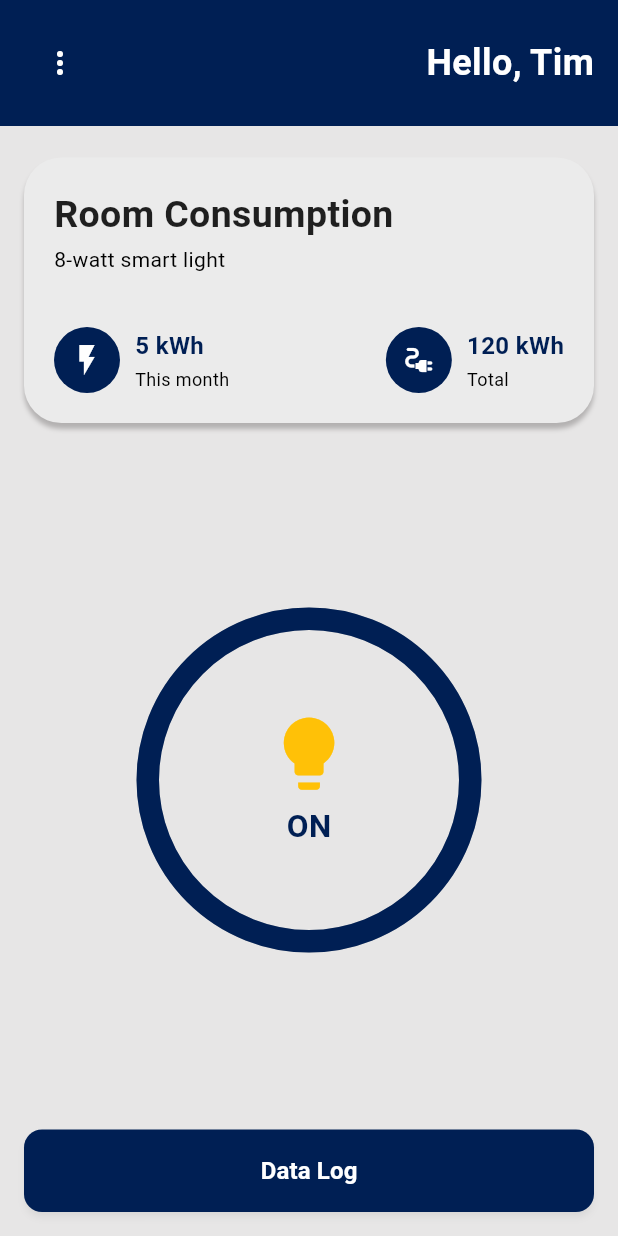
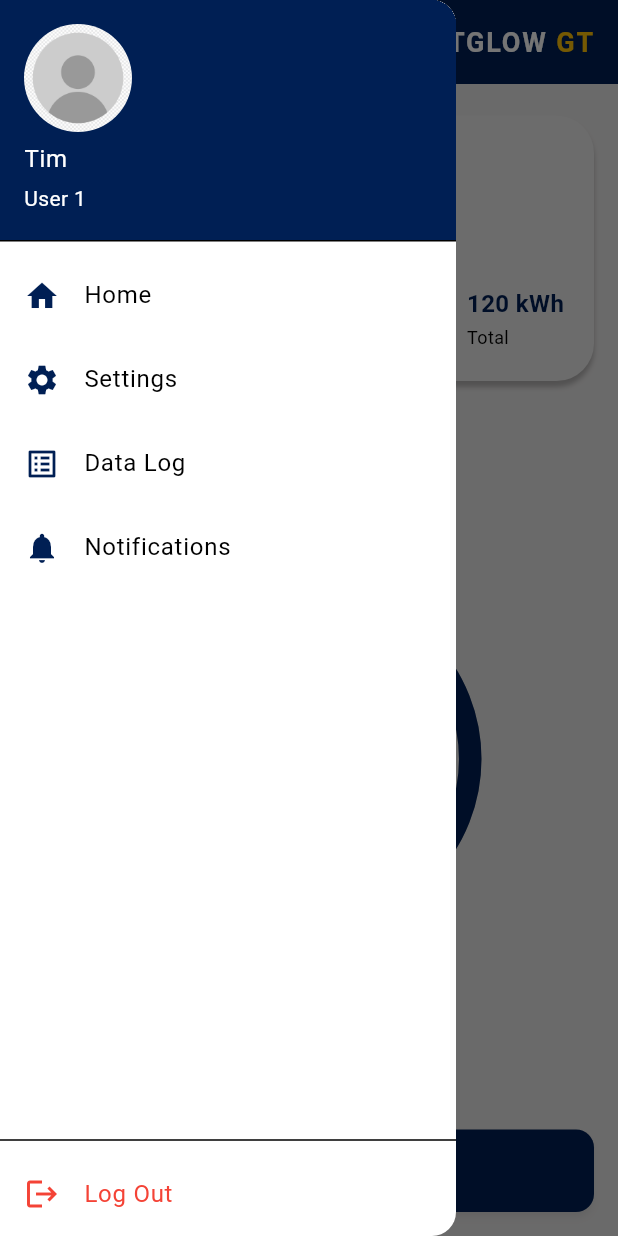
Before and after one commit to TheoAssan/sgt, a Flutter app: the screen it shows after launch, with the side drawer open (before the commit the screen has no drawer), on a phone screen of 412 x 824 dp. Run offline on Flutter 3.47's test engine with Material 3 defaults, Android fonts, the phone set to English and light mode, and no system bars; our stand-ins replace animated_splash_screen, icons_plus, lottie.

Commit message:
ROG commit-1

```diff
--- a/lib/home.dart
+++ b/lib/home.dart
@@ -1,48 +1,39 @@
 import 'package:flutter/material.dart';
 import 'dart:math';
+import 'sidebar.dart';
 
 void main() {
   runApp(const MaterialApp(home: HomePage()));
 }
 
 class HomePage extends StatefulWidget {
-  const HomePage({Key? key}) : super(key: key);
+  const HomePage({super.key});
 
   @override
   State<HomePage> createState() => _HomePageState();
 }
 
-class _HomePageState extends State<HomePage> with TickerProviderStateMixin {  // Changed to TickerProviderStateMixin
+class _HomePageState extends State<HomePage> with TickerProviderStateMixin {
   bool lightIsOn = true;
   bool _isSidebarOpen = false;
   late AnimationController _controller;
   late AnimationController _sidebarController;
   late Animation<double> _sweepAnimation;
-  late Animation<Offset> _sidebarAnimation;
 
   @override
   void initState() {
     super.initState();
 
-    // Initialize light toggle controller and animation
     _controller = AnimationController(
       vsync: this,
       duration: const Duration(milliseconds: 700),
     );
     _sweepAnimation = Tween<double>(begin: 1.0, end: 1.0).animate(_controller);
 
-    // Initialize sidebar controller and animation
     _sidebarController = AnimationController(
       vsync: this,
       duration: const Duration(milliseconds: 300),
     );
-    _sidebarAnimation = Tween<Offset>(
-      begin: const Offset(-1, 0),
-      end: Offset.zero,
-    ).animate(CurvedAnimation(
-      parent: _sidebarController,
-      curve: Curves.easeInOut,
-    ));
   }
 
   @override
@@ -80,63 +71,48 @@ class _HomePageState extends State<HomePage> with TickerProviderStateMixin {  //
     });
   }
 
-  Widget _buildSidebar() {
-    return SlideTransition(
-      position: _sidebarAnimation,
-      child: Container(
-        width: MediaQuery.of(context).size.width * 0.7,
-        color: const Color(0xFF001F54),
-        padding: const EdgeInsets.only(top: 50, left: 20),
-        child: Column(
-          crossAxisAlignment: CrossAxisAlignment.start,
+  @override
+  Widget build(BuildContext context) {
+    return Scaffold(
+      drawer: Sidebar(),
+      backgroundColor: const Color.fromARGB(255, 231, 230, 230),
+      appBar: AppBar(
+        backgroundColor: const Color(0xFF001F54),
+        iconTheme: const IconThemeData(color: Colors.white),
+        title: Row(
           children: [
-            const Text(
-              'Menu',
+            Spacer(),
+            RichText(
+              text: TextSpan(
+                children: [
+                  TextSpan(
+                    text: 'SMARTGLOW ',
                     style: TextStyle(
+                      fontSize: 18,
+                      fontWeight: FontWeight.w600,
                       color: Colors.white,
-                fontSize: 24,
-                fontWeight: FontWeight.bold,
+                      letterSpacing: 1.2,
                     ),
                   ),
-            const SizedBox(height: 30),
-            _buildSidebarItem(Icons.settings, 'General'),
-            _buildSidebarItem(Icons.notifications, 'Notifications'),
-            _buildSidebarItem(Icons.analytics, 'Data Log'),
-            const Spacer(),
-            _buildSidebarItem(Icons.logout, 'Log Out'),
-            const SizedBox(height: 30),
+                  TextSpan(
+                    text: 'GT',
+                    style: TextStyle(
+                      fontSize: 18,
+                      fontWeight: FontWeight.w600,
+                      color: Colors.amber,
+                      letterSpacing: 1.2,
+                    ),
+                  ),
                 ],
               ),
             ),
-    );
-  }
-
-  Widget _buildSidebarItem(IconData icon, String title) {
-    return ListTile(
-      leading: Icon(icon, color: Colors.white),
-      title: Text(
-        title,
-        style: const TextStyle(color: Colors.white, fontSize: 18),
+          ],
         ),
-      onTap: () {
-        toggleSidebar();
-        ScaffoldMessenger.of(context).showSnackBar(
-          SnackBar(content: Text('$title pressed')),
-        );
-      },
-    );
-  }
-
-  @override
-  Widget build(BuildContext context) {
-    return Scaffold(
-      backgroundColor: const Color.fromARGB(255, 231, 230, 230),
-      body: Stack(
-        children: [
-          SafeArea(
+        elevation: 0,
+      ),
+      body: SafeArea(
         child: Column(
           children: [
-                _buildHeader(),
             Expanded(
               child: Padding(
                 padding: const EdgeInsets.symmetric(horizontal: 16.0, vertical: 16.0),
@@ -152,45 +128,6 @@ class _HomePageState extends State<HomePage> with TickerProviderStateMixin {  //
             ),
           ],
         ),
-          ),
-          // Semi-transparent overlay
-          if (_isSidebarOpen)
-            GestureDetector(
-              onTap: toggleSidebar,
-              child: Container(
-                color: Colors.black54,
-                width: double.infinity,
-                height: double.infinity,
-              ),
-            ),
-          // Sidebar
-          _buildSidebar(),
-        ],
-      ),
-    );
-  }
-
-  Widget _buildHeader() {
-    return Container(
-      width: double.infinity,
-      padding: const EdgeInsets.symmetric(horizontal: 16, vertical: 18),
-      color: const Color(0xFF001F54),
-      child: Row(
-        mainAxisAlignment: MainAxisAlignment.spaceBetween,
-        children: [
-          IconButton(
-            icon: const Icon(Icons.more_vert, color: Colors.white),
-            onPressed: toggleSidebar,
-          ),
-          const Text(
-            'Hello, Tim',
-            style: TextStyle(
-              fontSize: 24,
-              fontWeight: FontWeight.w600,
-              color: Colors.white,
-            ),
-          ),
-        ],
       ),
     );
   }
@@ -209,15 +146,15 @@ class _HomePageState extends State<HomePage> with TickerProviderStateMixin {  //
       child: Column(
         crossAxisAlignment: CrossAxisAlignment.start,
         children: [
-          const Text('Room Consumption', style: TextStyle(fontSize: 25, fontWeight: FontWeight.w600, color: Colors.black87)),
+          const Text('Room Consumption', style: TextStyle(fontSize: 25, fontWeight: FontWeight.w600, color: Color(0xFF001F54))),
           const SizedBox(height: 2),
           const Text('8‑watt smart light', style: TextStyle(fontSize: 14, color: Colors.black)),
           const SizedBox(height: 35),
           Row(
             mainAxisAlignment: MainAxisAlignment.spaceBetween,
             children: [
-              _buildPowerMetric(icon: Icons.flash_on, value: '5 kWh', label: 'This month'),
-              _buildPowerMetric(icon: Icons.electrical_services, value: '120 kWh', label: 'Total'),
+              _buildPowerMetric(icon: Icons.flash_on, value: '5 kWh', label: 'This month'),
+              _buildPowerMetric(icon: Icons.electrical_services, value: '120 kWh', label: 'Total'),
             ],
           ),
         ],
@@ -353,7 +290,8 @@ class RingPainter extends CustomPainter {
       ..strokeCap = StrokeCap.round;
 
     canvas.drawArc(
-      Rect.fromCircle(center: size.center(Offset.zero), radius: size.width / 2 - strokeWidth / 2),
+      Rect.fromCircle(center: size.center(Offset.zero),
+      radius: size.width / 2 - strokeWidth / 2),
       -pi / 2,
       sweepAngle,
       false,
--- /dev/null
+++ b/lib/sidebar.dart
@@ -0,0 +1,95 @@
+import 'package:flutter/material.dart';
+import 'package:sgt/settings.dart';
+
+// ignore: use_key_in_widget_constructors
+class Sidebar extends StatelessWidget {
+  @override
+  Widget build(BuildContext context) {
+    return Drawer(
+      child: Column(
+        children: [
+          Expanded(
+            child: ListView(
+              padding: EdgeInsets.zero,
+              children: [
+                UserAccountsDrawerHeader(
+                  accountName: Text('Tim'),
+                  accountEmail: Text('User 1'),
+                  currentAccountPicture: Center(
+                    child: ClipOval(
+                      child: Image.asset(
+                        'assets/user.jpg',
+                        width: 72,
+                        height: 72,
+                        fit: BoxFit.cover,
+                      ),
+                    ),
+                  ),
+                  decoration: const BoxDecoration(
+                    color: Color(0xFF001F54),
+                  ),
+                ),
+                ListTile(
+                  leading: Icon(Icons.home, color: Color(0xFF001F54)),
+                  title: Text('Home', style: TextStyle(color: Colors.black)),
+                  onTap: () {
+                    Navigator.pop(context);
+                  },
+                ),
+                ListTile(
+                  leading: Icon(Icons.settings, color: Color(0xFF001F54)),
+                  title: Text('Settings', style: TextStyle(color: Colors.black)),
+                  onTap: () {
+                    Navigator.pop(context);
+                    Navigator.push(
+                      context,
+                      PageRouteBuilder(
+                        transitionDuration: Duration(milliseconds: 450),
+                        pageBuilder: (context, animation, secondaryAnimation) => SettingsPage(),
+                        transitionsBuilder: (context, animation, secondaryAnimation, child) {
+                          const begin = Offset(1.0, 0.0); // Slide from right
+                          const end = Offset.zero;
+                          const curve = Curves.ease;
+                          final tween = Tween(begin: begin, end: end).chain(CurveTween(curve: curve));
+                          return SlideTransition(
+                            position: animation.drive(tween),
+                            child: child,
+                          );
+                        },
+                      ),
+                    );
+                  },
+                ),
+                ListTile(
+                  leading: Icon(Icons.list_alt, color: Color(0xFF001F54)),
+                  title: Text('Data Log', style: TextStyle(color: Colors.black)),
+                  onTap: () {
+                    // TODO: Add navigation to Data Log page
+                    Navigator.pop(context);
+                  },
+                ),
+                ListTile(
+                  leading: Icon(Icons.notifications, color: Color(0xFF001F54)),
+                  title: Text('Notifications', style: TextStyle(color: Colors.black)),
+                  onTap: () {
+                    // TODO: Add navigation to Notifications page
+                    Navigator.pop(context);
+                  },
+                ),
+              ],
+            ),
+          ),
+          Divider(),
+          ListTile(
+            leading: Icon(Icons.logout, color: Colors.red),
+            title: Text('Log Out', style: TextStyle(color: Colors.red)),
+            onTap: () {
+              // TODO: Add log out functionality
+              Navigator.pop(context);
+            },
+          ),
+        ],
+      ),
+    );
+  }
+}
--- a/lib/splash_screen.dart
+++ b/lib/splash_screen.dart
@@ -1,7 +1,6 @@
 import 'package:flutter/material.dart';
 import 'package:animated_splash_screen/animated_splash_screen.dart';
 import 'package:lottie/lottie.dart';
-import 'package:sgt/login_page.dart';
 import 'package:sgt/home.dart';
 
 class SplashScreen extends StatelessWidget {
```
Also changed, not shown: lib/settings.dart (added, +203 -0 lines), assets/user.jpg (added). Lines whose indentation alone changed are shown as unchanged.
